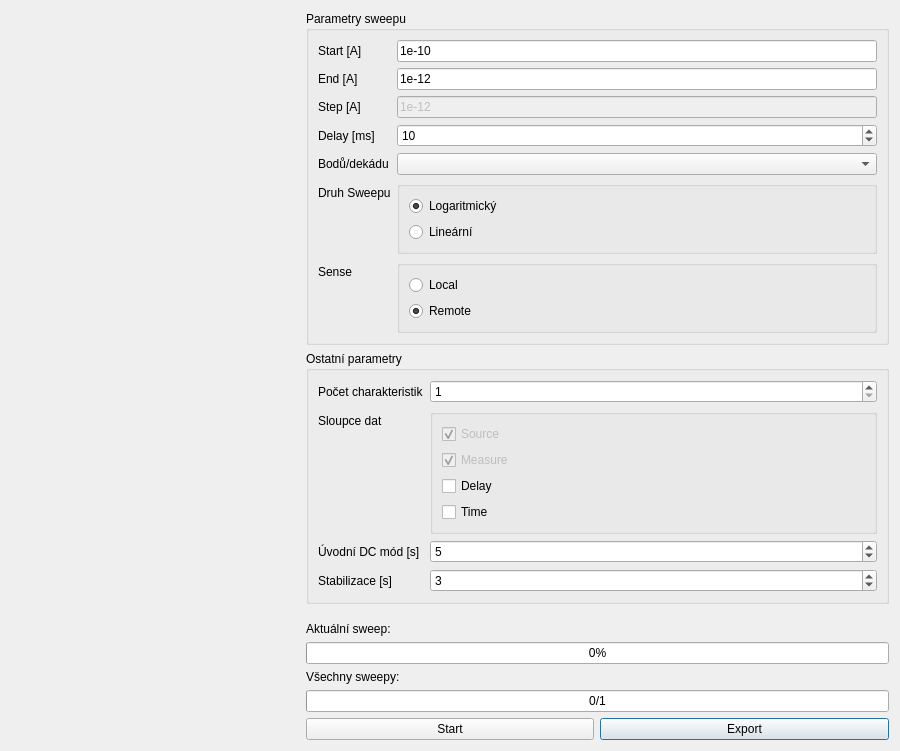
First picture: the form in sweeper/gui.ui, repository roesel/k237, before the edit.
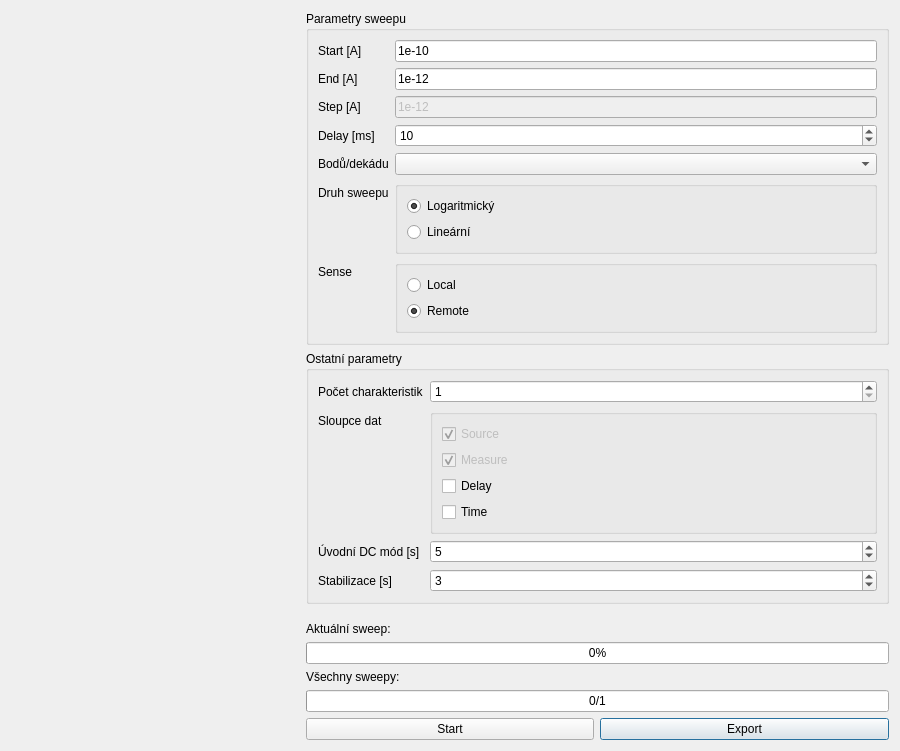
Second picture: the form after the edit. Icons and pictures are not drawn.

Commit message: Export includes parameters now

What changed in the file:
```diff
--- a/sweeper/gui.ui
+++ b/sweeper/gui.ui
@@ -178,7 +178,7 @@
       <item row="5" column="0">
        <widget class="QLabel" name="label">
         <property name="text">
-         <string>Druh Sweepu</string>
+         <string>Druh sweepu</string>
         </property>
        </widget>
       </item>
```
The commit also changes 2 other files.
